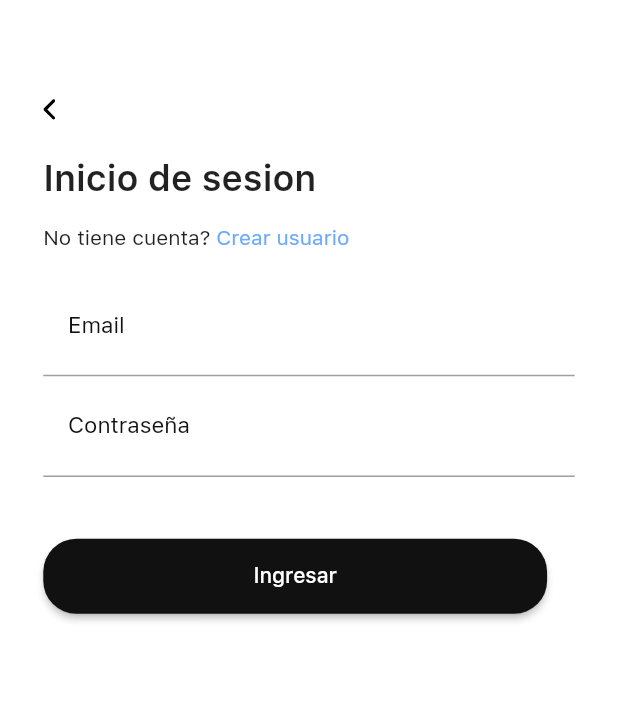
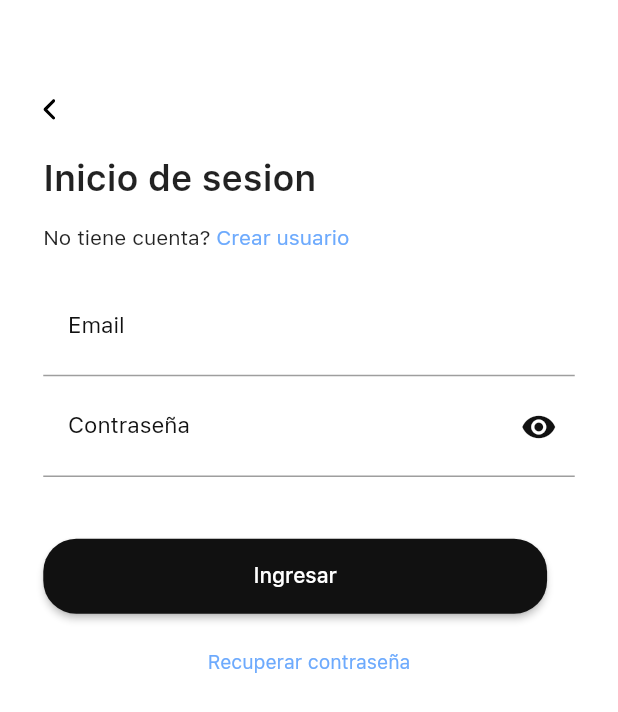
Before and after one commit to arenauniverse/Softuvo-Flutter, a Flutter app: the LoginView screen opened directly, on a phone screen of 412 x 824 dp. Shown: the top 712 px of the screen. Run offline on Flutter 3.47's test engine with Material 2 defaults, Android fonts, the phone set to English and light mode, and no system bars; our stand-ins replace flutter_svg, get; project files that could hold a hidden picture were left out.

Commit message:
login ui

```diff
--- a/lib/LogIn/Login_View.dart
+++ b/lib/LogIn/Login_View.dart
@@ -82,13 +82,17 @@ class _LoginViewState extends State<LoginView> {
               ),
               TextFormField(
                 cursorColor: AppTheme.blackColor,
-                validator: (value) {
+                /*  validator: (value) {
                   if (value == null || value == "") {
                     return "Enter Valid Contraseña";
                   }
                 },
-                onFieldSubmitted: (v) {},
+                onFieldSubmitted: (v) {},*/
                 decoration: InputDecoration(
+                    suffixIcon: Icon(
+                      Icons.remove_red_eye_rounded,
+                      color: AppTheme.blackColor,
+                    ),
                     contentPadding: EdgeInsets.only(
                         top: SizeConfig.blockSizeVertical * 2,
                         bottom: SizeConfig.blockSizeVertical * 2,
@@ -123,6 +127,12 @@ class _LoginViewState extends State<LoginView> {
                           fontWeight: FontWeight.w500,
                           fontFamily: AppTheme.appFont)),
                 ),
+              ),
+              Center(
+                child: Text(
+                  'Recuperar contraseña',
+                  style: TextStyle(fontSize: 13.0, color: AppTheme.blueColor),
+                ),
               )
             ],
           ),
```
Also changed, not shown: assets/passwordicon.svg (added).
